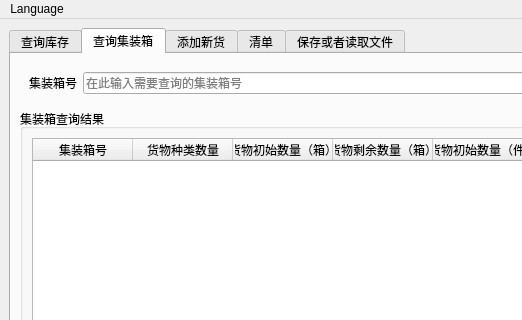
This is CompanyStroageManagement/mainwindow.ui in linxinwNeo/CompanyStroageManagement as Qt 5 draws it before an edit; both pictures show x 0 to 522 and y 0 to 320 of the 1425 by 710 pixel window. The edited form follows.
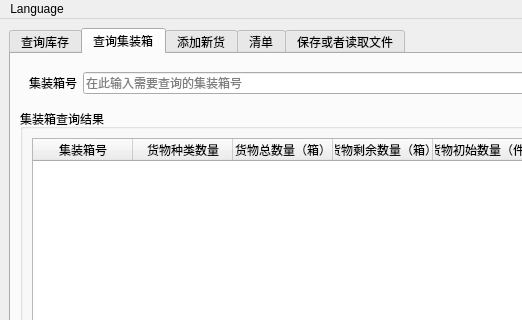
This is the edited form. The open tabs and pages were chosen to show the change.

The edit to the form file:
```diff
--- a/CompanyStroageManagement/mainwindow.ui
+++ b/CompanyStroageManagement/mainwindow.ui
@@ -628,7 +628,7 @@
              </column>
              <column>
               <property name="text">
-               <string>货物初始数量（箱）</string>
+               <string>货物总数量（箱）</string>
               </property>
              </column>
              <column>
```
Left out of the diff: 4 changed lines with no effect on the pictures.
